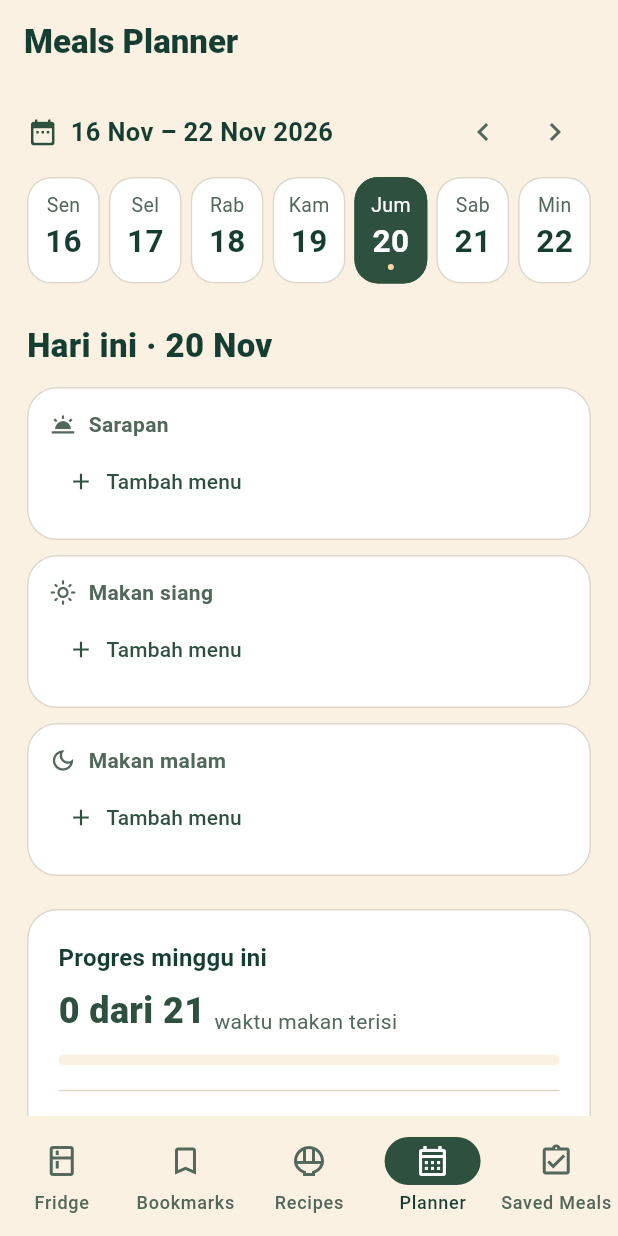
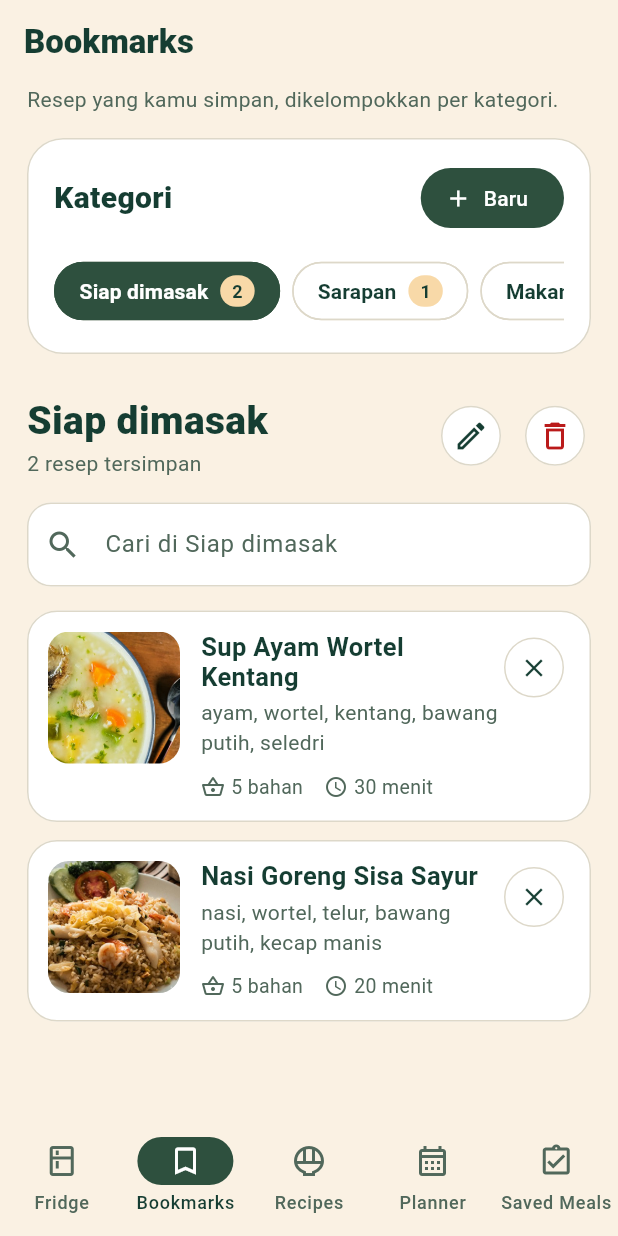
Before and after one commit to pbp-kelompok-f7/Habisin-mobile, a Flutter app: the screen it shows after launch, item 2 of the bottom bar chosen, on a phone screen of 412 x 824 dp. Run offline on Flutter 3.47's test engine with Material 3 defaults, Android fonts, the phone set to English and light mode, and no system bars.

Commit message:
feat(bookmarks): create bookmarks screen

```diff
--- a/lib/app/main_shell.dart
+++ b/lib/app/main_shell.dart
@@ -1,12 +1,13 @@
 import 'package:flutter/material.dart';
+import 'package:habisin_mobile/features/bookmarks/models/bookmarks_store.dart';
+import 'package:habisin_mobile/features/bookmarks/screens/bookmarks_screen.dart';
+import 'package:habisin_mobile/features/fridge/screens/fridge_screen.dart';
 import 'package:habisin_mobile/features/planner/models/weekly_plan.dart';
 import 'package:habisin_mobile/features/home/home_screen.dart';
 import 'package:habisin_mobile/features/planner/screens/planner_screen.dart';
 import 'package:habisin_mobile/features/saved_meals/screens/saved_meals_page.dart';
 
 const _recipesTab = 2;
-const _plannerTab = 3;
-const _savedMealsTab = 4;
 
 class MainShell extends StatefulWidget {
   const MainShell({super.key});
@@ -17,22 +18,12 @@ class MainShell extends StatefulWidget {
 
 class _MainShellState extends State<MainShell> {
   final weeks = <DateTime, WeeklyPlan>{};
-  final _homeKey = GlobalKey<NavigatorState>();
-  final _plannerKey = GlobalKey<NavigatorState>();
-  final _savedMealsKey = GlobalKey<NavigatorState>();
+  final bookmarks = BookmarksStore.sample();
+  final _navigatorKeys = List.generate(5, (_) => GlobalKey<NavigatorState>());
   int tab = _recipesTab;
 
-  void selectTab(int index) {
-    setState(() {
-      if (index == _recipesTab || index == _savedMealsTab) {
-        tab = index;
-      } else {
-        tab = _plannerTab;
-      }
-    });
-  }
-
-  Widget tabNavigator(GlobalKey<NavigatorState> key, Widget root) {
+  Widget tabNavigator(int index, Widget root) {
+    final key = _navigatorKeys[index];
     return NavigatorPopHandler(
       onPopWithResult: (_) => key.currentState!.maybePop(),
       child: Navigator(
@@ -45,24 +36,20 @@ class _MainShellState extends State<MainShell> {
   @override
   Widget build(BuildContext context) {
     final colors = Theme.of(context).colorScheme;
-    final stackIndex = switch (tab) {
-      _recipesTab => 0,
-      _savedMealsTab => 2,
-      _ => 1,
-    };
-
     return Scaffold(
       body: IndexedStack(
-        index: stackIndex,
+        index: tab,
         children: [
-          tabNavigator(_homeKey, const MyHomePage()),
-          tabNavigator(_plannerKey, PlannerScreen(weeks: weeks)),
-          tabNavigator(_savedMealsKey, const SavedMealsPage()),
+          tabNavigator(0, const FridgeScreen()),
+          tabNavigator(1, BookmarksScreen(store: bookmarks)),
+          tabNavigator(2, const MyHomePage()),
+          tabNavigator(3, PlannerScreen(weeks: weeks)),
+          tabNavigator(4, const SavedMealsPage()),
         ],
       ),
       bottomNavigationBar: NavigationBar(
         selectedIndex: tab,
-        onDestinationSelected: selectTab,
+        onDestinationSelected: (index) => setState(() => tab = index),
         backgroundColor: colors.surface,
         indicatorColor: colors.primary,
         destinations: [
--- /dev/null
+++ b/lib/features/bookmarks/models/bookmarks_store.dart
@@ -0,0 +1,52 @@
+import 'package:habisin_mobile/shared/models/recipe.dart';
+
+class BookmarkCategory {
+  BookmarkCategory(this.name, [List<MealRecipe>? recipes])
+    : recipes = recipes ?? [];
+
+  String name;
+  final List<MealRecipe> recipes;
+}
+
+class BookmarksStore {
+  BookmarksStore(this.categories);
+
+  factory BookmarksStore.sample() => BookmarksStore([
+    BookmarkCategory('Siap dimasak', [sampleRecipes[0], sampleRecipes[1]]),
+    BookmarkCategory('Sarapan', [sampleRecipes[2]]),
+    BookmarkCategory('Makan siang'),
+  ]);
+
+  static const maxNameLength = 40;
+
+  final List<BookmarkCategory> categories;
+
+  String? validateName(String name, {BookmarkCategory? editing}) {
+    final trimmed = name.trim();
+    if (trimmed.isEmpty) return 'Nama kategori wajib diisi.';
+    if (trimmed.length > maxNameLength) {
+      return 'Nama kategori maksimal $maxNameLength karakter.';
+    }
+    final taken = categories.any(
+      (category) =>
+          category != editing &&
+          category.name.toLowerCase() == trimmed.toLowerCase(),
+    );
+    if (taken) return 'Kategori "$trimmed" sudah ada.';
+    return null;
+  }
+
+  BookmarkCategory create(String name) {
+    final category = BookmarkCategory(name.trim());
+    categories.add(category);
+    return category;
+  }
+
+  void rename(BookmarkCategory category, String name) {
+    category.name = name.trim();
+  }
+
+  void delete(BookmarkCategory category) {
+    categories.remove(category);
+  }
+}
--- /dev/null
+++ b/lib/features/bookmarks/screens/bookmarks_screen.dart
@@ -0,0 +1,503 @@
+import 'package:flutter/material.dart';
+import 'package:habisin_mobile/features/bookmarks/models/bookmarks_store.dart';
+import 'package:habisin_mobile/features/bookmarks/widgets/bookmark_card.dart';
+import 'package:habisin_mobile/shared/models/recipe.dart';
+
+class BookmarksScreen extends StatefulWidget {
+  const BookmarksScreen({super.key, required this.store});
+
+  // Owned by the shell so switching tabs keeps this session's bookmarks.
+  final BookmarksStore store;
+
+  @override
+  State<BookmarksScreen> createState() => _BookmarksScreenState();
+}
+
+class _BookmarksScreenState extends State<BookmarksScreen> {
+  final _search = TextEditingController();
+  BookmarkCategory? selected;
+  String query = '';
+
+  BookmarksStore get store => widget.store;
+
+  @override
+  void initState() {
+    super.initState();
+    if (store.categories.isNotEmpty) selected = store.categories.first;
+  }
+
+  @override
+  void dispose() {
+    _search.dispose();
+    super.dispose();
+  }
+
+  void select(BookmarkCategory category) {
+    _search.clear();
+    setState(() {
+      selected = category;
+      query = '';
+    });
+  }
+
+  void clearSearch() {
+    _search.clear();
+    setState(() => query = '');
+  }
+
+  bool matches(MealRecipe recipe) {
+    final terms = query.trim().toLowerCase().split(RegExp(r'\s+'));
+    final searchable = [
+      recipe.name,
+      ...recipe.ingredients,
+    ].join(' ').toLowerCase();
+    return terms.every(searchable.contains);
+  }
+
+  Future<String?> askName({required String title, BookmarkCategory? editing}) {
+    return showDialog<String>(
+      context: context,
+      builder: (_) =>
+          _CategoryNameDialog(title: title, store: store, editing: editing),
+    );
+  }
+
+  Future<void> createCategory() async {
+    final name = await askName(title: 'Kategori baru');
+    if (!mounted || name == null) return;
+    select(store.create(name));
+  }
+
+  Future<void> renameCategory(BookmarkCategory category) async {
+    final name = await askName(title: 'Ganti nama kategori', editing: category);
+    if (!mounted || name == null) return;
+    setState(() => store.rename(category, name));
+  }
+
+  Future<void> deleteCategory(BookmarkCategory category) async {
+    final confirmed = await showDialog<bool>(
+      context: context,
+      builder: (context) => AlertDialog(
+        title: Text('Hapus "${category.name}"?'),
+        content: Text(
+          category.recipes.isEmpty
+              ? 'Kategori ini akan dihapus.'
+              : 'Kategori ini dan ${category.recipes.length} resep di '
+                    'dalamnya akan dihapus dari bookmark.',
+        ),
+        actions: [
+          TextButton(
+            onPressed: () => Navigator.pop(context, false),
+            child: const Text('Batal'),
+          ),
+          FilledButton(
+            style: FilledButton.styleFrom(
+              backgroundColor: Theme.of(context).colorScheme.error,
+            ),
+            onPressed: () => Navigator.pop(context, true),
+            child: const Text('Hapus'),
+          ),
+        ],
+      ),
+    );
+    if (!mounted || confirmed != true) return;
+    store.delete(category);
+    _search.clear();
+    setState(() {
+      selected = store.categories.firstOrNull;
+      query = '';
+    });
+  }
+
+  void removeRecipe(BookmarkCategory category, MealRecipe recipe) {
+    final index = category.recipes.indexOf(recipe);
+    setState(() => category.recipes.removeAt(index));
+    ScaffoldMessenger.of(context)
+      ..hideCurrentSnackBar()
+      ..showSnackBar(
+        SnackBar(
+          content: Text('${recipe.name} dihapus dari ${category.name}.'),
+          action: SnackBarAction(
+            label: 'Urungkan',
+            onPressed: () {
+              if (!mounted || !store.categories.contains(category)) return;
+              setState(() => category.recipes.insert(index, recipe));
+            },
+          ),
+        ),
+      );
+  }
+
+  @override
+  Widget build(BuildContext context) {
+    final colors = Theme.of(context).colorScheme;
+    final category = selected;
+    return Scaffold(
+      backgroundColor: colors.surface,
+      appBar: AppBar(
+        backgroundColor: colors.surface,
+        foregroundColor: colors.onSurface,
+        title: const Text(
+          'Bookmarks',
+          style: TextStyle(fontWeight: FontWeight.w800),
+        ),
+      ),
+      body: SafeArea(
+        child: Align(
+          alignment: Alignment.topCenter,
+          child: ConstrainedBox(
+            constraints: const BoxConstraints(maxWidth: 680),
+            child: ListView(
+              keyboardDismissBehavior: ScrollViewKeyboardDismissBehavior.onDrag,
+              padding: const EdgeInsets.fromLTRB(18, 0, 18, 32),
+              children: [
+                Text(
+                  'Resep yang kamu simpan, dikelompokkan per kategori.',
+                  style: TextStyle(color: colors.onSurfaceVariant),
+                ),
+                const SizedBox(height: 16),
+                _CategoriesCard(
+                  categories: store.categories,
+                  selected: category,
+                  onSelect: select,
+                  onCreate: createCategory,
+                ),
+                const SizedBox(height: 26),
+                if (category != null) ..._categoryContent(category, colors),
+              ],
+            ),
+          ),
+        ),
+      ),
+    );
+  }
+
+  List<Widget> _categoryContent(BookmarkCategory category, ColorScheme colors) {
+    final recipes = category.recipes.where(matches).toList();
+    final count = category.recipes.length;
+    return [
+      Row(
+        children: [
+          Expanded(
+            child: Column(
+              crossAxisAlignment: CrossAxisAlignment.start,
+              children: [
+                Semantics(
+                  header: true,
+                  child: Text(
+                    category.name,
+                    style: TextStyle(
+                      color: colors.onSurface,
+                      fontSize: 26,
+                      fontWeight: FontWeight.w800,
+                    ),
+                  ),
+                ),
+                Text(
+                  '$count resep tersimpan',
+                  style: TextStyle(color: colors.onSurfaceVariant),
+                ),
+              ],
+            ),
+          ),
+          IconButton.outlined(
+            tooltip: 'Ganti nama kategori',
+            onPressed: () => renameCategory(category),
+            style: IconButton.styleFrom(
+              backgroundColor: Colors.white,
+              side: BorderSide(color: colors.outlineVariant),
+            ),
+            icon: Icon(Icons.edit_outlined, color: colors.onSurface),
+          ),
+          const SizedBox(width: 8),
+          IconButton.outlined(
+            tooltip: 'Hapus kategori',
+            onPressed: () => deleteCategory(category),
+            style: IconButton.styleFrom(
+              backgroundColor: Colors.white,
+              side: BorderSide(color: colors.outlineVariant),
+            ),
+            icon: Icon(Icons.delete_outline, color: colors.error),
+          ),
+        ],
+      ),
+      const SizedBox(height: 16),
+      if (count > 0) ...[
+        TextField(
+          controller: _search,
+          textInputAction: TextInputAction.search,
+          onSubmitted: (_) => FocusScope.of(context).unfocus(),
+          onChanged: (value) => setState(() => query = value),
+          decoration: InputDecoration(
+            hintText: 'Cari di ${category.name}',
+            prefixIcon: const Icon(Icons.search),
+            suffixIcon: query.isEmpty
+                ? null
+                : IconButton(
+                    tooltip: 'Hapus pencarian',
+                    onPressed: clearSearch,
+                    icon: const Icon(Icons.close),
+                  ),
+            filled: true,
+            fillColor: Colors.white,
+            border: OutlineInputBorder(borderRadius: BorderRadius.circular(16)),
+            enabledBorder: OutlineInputBorder(
+              borderRadius: BorderRadius.circular(16),
+              borderSide: BorderSide(color: colors.outlineVariant),
+            ),
+          ),
+        ),
+        const SizedBox(height: 16),
+      ],
+      if (count == 0)
+        _EmptyState(
+          icon: Icons.bookmark_border,
+          message: 'Belum ada resep di kategori ini.',
+        )
+      else if (recipes.isEmpty)
+        _EmptyState(
+          icon: Icons.search_off,
+          message: 'Tidak ada resep yang cocok.',
+          action: TextButton(
+            onPressed: clearSearch,
+            child: const Text('Tampilkan semua resep'),
+          ),
+        ),
+      for (final recipe in recipes)
+        Padding(
+          padding: const EdgeInsets.only(bottom: 12),
+          child: BookmarkCard(
+            recipe: recipe,
+            removeLabel: 'Hapus ${recipe.name} dari ${category.name}',
+            onRemove: () => removeRecipe(category, recipe),
+          ),
+        ),
+    ];
+  }
+}
+
+class _CategoriesCard extends StatelessWidget {
+  const _CategoriesCard({
+    required this.categories,
+    required this.selected,
+    required this.onSelect,
+    required this.onCreate,
+  });
+
+  final List<BookmarkCategory> categories;
+  final BookmarkCategory? selected;
+  final ValueChanged<BookmarkCategory> onSelect;
+  final VoidCallback onCreate;
+
+  @override
+  Widget build(BuildContext context) {
+    final colors = Theme.of(context).colorScheme;
+    return Card(
+      margin: EdgeInsets.zero,
+      elevation: 0,
+      color: Colors.white,
+      shape: RoundedRectangleBorder(
+        borderRadius: BorderRadius.circular(24),
+        side: BorderSide(color: colors.outlineVariant),
+      ),
+      child: Padding(
+        padding: const EdgeInsets.fromLTRB(18, 16, 18, 18),
+        child: Column(
+          crossAxisAlignment: CrossAxisAlignment.stretch,
+          children: [
+            Row(
+              children: [
+                Expanded(
+                  child: Text(
+                    'Kategori',
+                    style: TextStyle(
+                      color: colors.onSurface,
+                      fontSize: 20,
+                      fontWeight: FontWeight.w800,
+                    ),
+                  ),
+                ),
+                FilledButton.icon(
+                  onPressed: onCreate,
+                  icon: const Icon(Icons.add),
+                  label: const Text('Baru'),
+                ),
+              ],
+            ),
+            const SizedBox(height: 14),
+            if (categories.isEmpty)
+              Text(
+                'Belum ada kategori. Buat kategori untuk mulai menyimpan resep.',
+                style: TextStyle(color: colors.onSurfaceVariant),
+              )
+            else
+              SingleChildScrollView(
+                scrollDirection: Axis.horizontal,
+                child: Row(
+                  children: [
+                    for (final category in categories)
+                      Padding(
+                        padding: const EdgeInsets.only(right: 8),
+                        child: _CategoryChip(
+                          category: category,
+                          selected: category == selected,
+                          onTap: () => onSelect(category),
+                        ),
+                      ),
+                  ],
+                ),
+              ),
+          ],
+        ),
+      ),
+    );
+  }
+}
+
+class _CategoryChip extends StatelessWidget {
+  const _CategoryChip({
+    required this.category,
+    required this.selected,
+    required this.onTap,
+  });
+
+  final BookmarkCategory category;
+  final bool selected;
+  final VoidCallback onTap;
+
+  @override
+  Widget build(BuildContext context) {
+    final colors = Theme.of(context).colorScheme;
+    return ChoiceChip(
+      selected: selected,
+      onSelected: (_) => onTap(),
+      showCheckmark: false,
+      backgroundColor: Colors.white,
+      selectedColor: colors.primary,
+      shape: StadiumBorder(
+        side: BorderSide(
+          color: selected ? colors.primary : colors.outlineVariant,
+        ),
+      ),
+      label: Row(
+        mainAxisSize: MainAxisSize.min,
+        children: [
+          Text(
+            category.name,
+            style: TextStyle(
+              color: selected ? colors.onPrimary : colors.onSurface,
+              fontWeight: FontWeight.w700,
+            ),
+          ),
+          const SizedBox(width: 8),
+          Container(
+            padding: const EdgeInsets.symmetric(horizontal: 8, vertical: 2),
+            decoration: BoxDecoration(
+              color: colors.secondary,
+              borderRadius: BorderRadius.circular(12),
+            ),
+            child: Text(
+              '${category.recipes.length}',
+              style: TextStyle(
+                color: colors.onSecondary,
+                fontSize: 12,
+                fontWeight: FontWeight.w700,
+              ),
+            ),
+          ),
+        ],
+      ),
+    );
+  }
+}
+
+class _EmptyState extends StatelessWidget {
+  const _EmptyState({required this.icon, required this.message, this.action});
+
+  final IconData icon;
+  final String message;
+  final Widget? action;
+
+  @override
+  Widget build(BuildContext context) {
+    final colors = Theme.of(context).colorScheme;
+    return Padding(
+      padding: const EdgeInsets.all(20),
+      child: Column(
+        children: [
+          Icon(icon, size: 36, color: colors.onSurfaceVariant),
+          const SizedBox(height: 12),
+          Text(
+            message,
+            textAlign: TextAlign.center,
+            style: TextStyle(color: colors.onSurface),
+          ),
+          ?action,
+        ],
+      ),
+    );
+  }
+}
+
+class _CategoryNameDialog extends StatefulWidget {
+  const _CategoryNameDialog({
+    required this.title,
+    required this.store,
+    this.editing,
+  });
+
+  final String title;
+  final BookmarksStore store;
+  final BookmarkCategory? editing;
+
+  @override
+  State<_CategoryNameDialog> createState() => _CategoryNameDialogState();
+}
+
+class _CategoryNameDialogState extends State<_CategoryNameDialog> {
+  late final _controller = TextEditingController(text: widget.editing?.name);
+  String? error;
+
+  @override
+  void dispose() {
+    _controller.dispose();
+    super.dispose();
+  }
+
+  void submit() {
+    final message = widget.store.validateName(
+      _controller.text,
+      editing: widget.editing,
+    );
+    if (message != null) {
+      setState(() => error = message);
+      return;
+    }
+    Navigator.pop(context, _controller.text.trim());
+  }
+
+  @override
+  Widget build(BuildContext context) {
+    return AlertDialog(
+      title: Text(widget.title),
+      content: TextField(
+        controller: _controller,
+        autofocus: true,
+        maxLength: BookmarksStore.maxNameLength,
+        textInputAction: TextInputAction.done,
+        onSubmitted: (_) => submit(),
+        decoration: InputDecoration(
+          labelText: 'Nama kategori',
+          errorText: error,
+        ),
+      ),
+      actions: [
+        TextButton(
+          onPressed: () => Navigator.pop(context),
+          child: const Text('Batal'),
+        ),
+        FilledButton(onPressed: submit, child: const Text('Simpan')),
+      ],
+    );
+  }
+}
--- /dev/null
+++ b/lib/features/bookmarks/widgets/bookmark_card.dart
@@ -0,0 +1,112 @@
+import 'package:flutter/material.dart';
+import 'package:habisin_mobile/shared/models/recipe.dart';
+import 'package:habisin_mobile/shared/widgets/recipe_thumbnail.dart';
+
+class BookmarkCard extends StatelessWidget {
+  const BookmarkCard({
+    super.key,
+    required this.recipe,
+    required this.removeLabel,
+    required this.onRemove,
+  });
+
+  final MealRecipe recipe;
+  final String removeLabel;
+  final VoidCallback onRemove;
+
+  @override
+  Widget build(BuildContext context) {
+    final colors = Theme.of(context).colorScheme;
+    final metaStyle = TextStyle(color: colors.onSurfaceVariant, fontSize: 13);
+    return Card(
+      margin: EdgeInsets.zero,
+      elevation: 0,
+      color: Colors.white,
+      shape: RoundedRectangleBorder(
+        borderRadius: BorderRadius.circular(20),
+        side: BorderSide(color: colors.outlineVariant),
+      ),
+      child: Padding(
+        padding: const EdgeInsets.all(14),
+        child: Row(
+          crossAxisAlignment: CrossAxisAlignment.start,
+          children: [
+            RecipeThumbnail(recipe: recipe, size: 88),
+            const SizedBox(width: 14),
+            Expanded(
+              child: Column(
+                crossAxisAlignment: CrossAxisAlignment.start,
+                children: [
+                  Text(
+                    recipe.name,
+                    style: TextStyle(
+                      color: colors.onSurface,
+                      fontSize: 17,
+                      fontWeight: FontWeight.w700,
+                      height: 1.2,
+                    ),
+                  ),
+                  if (recipe.ingredients.isNotEmpty) ...[
+                    const SizedBox(height: 4),
+                    Text(
+                      recipe.ingredients.join(', '),
+                      maxLines: 2,
+                      overflow: TextOverflow.ellipsis,
+                      style: TextStyle(color: colors.onSurfaceVariant),
+                    ),
+                  ],
+                  const SizedBox(height: 10),
+                  Wrap(
+                    spacing: 14,
+                    runSpacing: 4,
+                    children: [
+                      _Meta(
+                        icon: Icons.shopping_basket_outlined,
+                        label: '${recipe.ingredients.length} bahan',
+                        style: metaStyle,
+                      ),
+                      if (recipe.minutes != null)
+                        _Meta(
+                          icon: Icons.schedule,
+                          label: '${recipe.minutes} menit',
+                          style: metaStyle,
+                        ),
+                    ],
+                  ),
+                ],
+              ),
+            ),
+            IconButton.outlined(
+              tooltip: removeLabel,
+              onPressed: onRemove,
+              style: IconButton.styleFrom(
+                side: BorderSide(color: colors.outlineVariant),
+              ),
+              icon: Icon(Icons.close, size: 20, color: colors.onSurface),
+            ),
+          ],
+        ),
+      ),
+    );
+  }
+}
+
+class _Meta extends StatelessWidget {
+  const _Meta({required this.icon, required this.label, required this.style});
+
+  final IconData icon;
+  final String label;
+  final TextStyle style;
+
+  @override
+  Widget build(BuildContext context) {
+    return Row(
+      mainAxisSize: MainAxisSize.min,
+      children: [
+        Icon(icon, size: 16, color: style.color),
+        const SizedBox(width: 4),
+        Text(label, style: style),
+      ],
+    );
+  }
+}
```
Also changed, not shown: 2 other files.
